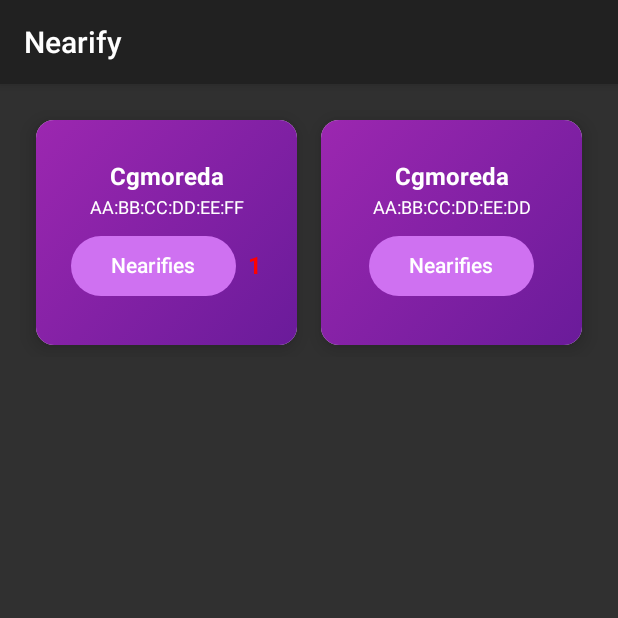
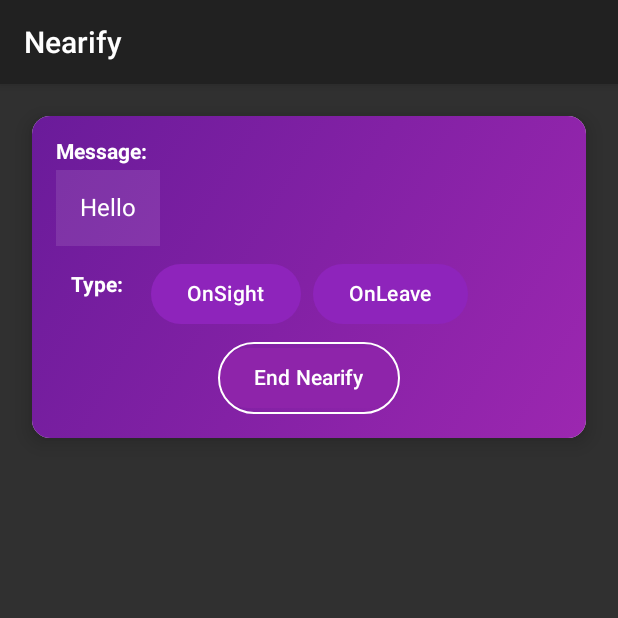
Before and after one commit to m10090/nearify, an Android app built with Jetpack Compose: the fragment NearifyList shown on its own in the app's theme, after a tap on "Nearifies", on a phone screen of 412 x 824 dp, the top half of it. Run offline under Robolectric (Android 15) with nearby library versions, the phone set to English and light mode, and no system bars; our stand-ins replace Room's generated code.

Commit message:
Final touches 1

```diff
--- a/app/src/main/java/com/example/nearify/MainActivity.kt
+++ b/app/src/main/java/com/example/nearify/MainActivity.kt
@@ -35,12 +35,12 @@ import kotlinx.coroutines.GlobalScope
 import kotlinx.coroutines.launch
 
 
-val db: AppDatabase by lazy(LazyThreadSafetyMode.SYNCHRONIZED) {
+val db: AppDatabase by lazy(LazyThreadSafetyMode.NONE) {
     _db_intial!!
 }
 
 
-var _db_intial: AppDatabase? = null
+private var _db_intial: AppDatabase? = null
 
 class MainActivity : AppCompatActivity() {
 
@@ -71,24 +71,14 @@ class MainActivity : AppCompatActivity() {
         // Set up the toolbar
 
         // Set up the bottom navigation
-        binding.bottomNavigation.setOnItemSelectedListener { item ->
-            when (item.itemId) {
 
-//                R.id.saved_devices_btn -> openFragment(SavedDevicesFragment())
-                R.id.add_device_btn -> openFragment(AddDeviceList())
-                R.id.noti_btn -> openFragment(NearifyList())
-                R.id.saved_devices_btn -> openFragment(SavedDeviceList())
-                R.id.info_btn -> openFragment(InfoFragment())
-            }
-            true
-        }
 
 
         fragmentManager = supportFragmentManager
         openFragment(NearifyList())
         val enableBtIntent = Intent(BluetoothAdapter.ACTION_REQUEST_ENABLE)
         startActivity(enableBtIntent)
-        // scheduleJob()
+        scheduleJob()
         GlobalScope.launch(Dispatchers.IO) {
 
             if (_db_intial != null) {
@@ -106,6 +96,18 @@ class MainActivity : AppCompatActivity() {
                 db.actionDao().addAction(Action(macAddress = "AA:BB:CC:DD:EE:FF", onLeave =  true, onSight =  true, message = "Hello"))
             }
 
+        }
+
+        binding.bottomNavigation.setOnItemSelectedListener { item ->
+            when (item.itemId) {
+
+//                R.id.saved_devices_btn -> openFragment(SavedDevicesFragment())
+                R.id.add_device_btn -> openFragment(AddDeviceList())
+                R.id.noti_btn -> openFragment(NearifyList())
+                R.id.saved_devices_btn -> openFragment(SavedDeviceList())
+                R.id.info_btn -> openFragment(InfoFragment())
+            }
+            true
         }
 
     }
--- a/app/src/main/java/com/example/nearify/data/dao/ActionDao.kt
+++ b/app/src/main/java/com/example/nearify/data/dao/ActionDao.kt
@@ -37,10 +37,10 @@ interface ActionDao {
     @Query(
         """
         DELETE FROM `action`
-        where device_id = :deviceId
+        where action_id = :action_id
     """
     )
-    fun deleteActions(deviceId: String)
+    fun deleteAction(action_id: Int)
 
 
 
--- /dev/null
+++ b/app/src/main/java/com/example/nearify/ui/view/ActionList.kt
@@ -0,0 +1,77 @@
+package com.example.nearify.ui.view
+
+
+import android.os.Bundle
+import androidx.activity.compose.setContent
+import androidx.activity.enableEdgeToEdge
+import androidx.appcompat.app.AppCompatActivity
+import androidx.compose.foundation.layout.Column
+import androidx.compose.foundation.layout.WindowInsets
+import androidx.compose.foundation.layout.asPaddingValues
+import androidx.compose.foundation.layout.fillMaxSize
+import androidx.compose.foundation.layout.padding
+import androidx.compose.foundation.layout.statusBars
+import androidx.compose.foundation.lazy.LazyColumn
+import androidx.compose.foundation.lazy.items
+import androidx.compose.runtime.Composable
+import androidx.compose.ui.Modifier
+import androidx.compose.ui.unit.dp
+import androidx.coordinatorlayout.widget.CoordinatorLayout
+import androidx.core.view.ViewCompat
+import androidx.core.view.WindowInsetsCompat
+import com.example.nearify.R
+import com.example.nearify.data.model.Action
+import com.example.nearify.data.model.ActionWithDevice
+import com.example.nearify.db
+import com.example.nearify.ui.view.composables.ActionCard
+import kotlinx.coroutines.Dispatchers
+import kotlinx.coroutines.GlobalScope
+import kotlinx.coroutines.launch
+import kotlinx.coroutines.withContext
+
+private lateinit var items: List<Action>
+class ActionList : AppCompatActivity() {
+    override fun onCreate(savedInstanceState: Bundle?) {
+        super.onCreate(savedInstanceState)
+        enableEdgeToEdge()
+        val macAddres = intent.getStringExtra("macAddress") ?: ""
+        GlobalScope.launch(Dispatchers.IO) {
+
+            items = db.actionDao().getActions(macAddres)
+            withContext(Dispatchers.Main) {
+                setContent {
+                    Column(
+                        modifier = Modifier
+                            .padding(WindowInsets.statusBars.asPaddingValues()) .padding(5.dp)// Adjust based on system bars
+                    ) {
+                        MainScreen()
+                    }
+                }
+
+            }
+        }
+        setContent{
+
+            MainScreen()
+        }
+    }
+}
+@Composable
+private fun MainScreen(
+
+) {
+    LazyColumn(
+        modifier = Modifier
+            .fillMaxSize() // Ensures it takes up the available space
+            .padding(8.dp) // Adds padding for the scrollable area
+    ) {
+        items(items) { item ->
+            ActionCard(
+                message = item.message,
+                isOnSight = item.onSight,
+                isOnLeave = item.onLeave,
+                id = item.actionId
+            )
+        }
+    }
+}
--- a/app/src/main/java/com/example/nearify/ui/view/NearifyList.kt
+++ b/app/src/main/java/com/example/nearify/ui/view/NearifyList.kt
@@ -27,8 +27,8 @@ import kotlinx.coroutines.GlobalScope
 import kotlinx.coroutines.launch
 import kotlinx.coroutines.withContext
 
-lateinit var devices: List<Device>
-lateinit var actionsCnt: List<Int>
+private lateinit var devices: List<Device>
+private lateinit var actionsCnt: List<Int>
 class NearifyList : Fragment() {
     override fun onCreateView(
         inflater: LayoutInflater, container: ViewGroup?,
--- a/app/src/main/java/com/example/nearify/ui/view/SavedDeviceList.kt
+++ b/app/src/main/java/com/example/nearify/ui/view/SavedDeviceList.kt
@@ -25,6 +25,7 @@ import kotlinx.coroutines.GlobalScope
 import kotlinx.coroutines.launch
 import kotlinx.coroutines.withContext
 
+private lateinit var devices: List<Device>
 class SavedDeviceList : Fragment() {
     override fun onCreateView(
         inflater: LayoutInflater, container: ViewGroup?,
--- /dev/null
+++ b/app/src/main/java/com/example/nearify/ui/view/composables/ActionCard.kt
@@ -0,0 +1,187 @@
+package com.example.nearify.ui.view.composables
+
+import androidx.compose.foundation.background
+import androidx.compose.foundation.border
+import androidx.compose.foundation.layout.Arrangement
+import androidx.compose.foundation.layout.Box
+import androidx.compose.foundation.layout.Column
+import androidx.compose.foundation.layout.Row
+import androidx.compose.foundation.layout.fillMaxWidth
+import androidx.compose.foundation.layout.padding
+import androidx.compose.foundation.layout.wrapContentHeight
+import androidx.compose.foundation.shape.RoundedCornerShape
+import androidx.compose.material3.Button
+import androidx.compose.material3.ButtonDefaults
+import androidx.compose.material3.Card
+import androidx.compose.material3.CardDefaults
+import androidx.compose.material3.Text
+import androidx.compose.runtime.Composable
+import androidx.compose.runtime.mutableStateOf
+import androidx.compose.runtime.remember
+import androidx.compose.ui.Alignment
+import androidx.compose.ui.Modifier
+import androidx.compose.ui.graphics.Brush
+import androidx.compose.ui.graphics.Color
+import androidx.compose.ui.node.GlobalPositionAwareModifierNode
+import androidx.compose.ui.text.font.FontWeight
+import androidx.compose.ui.unit.dp
+import androidx.compose.ui.unit.sp
+import com.example.nearify.db
+import kotlinx.coroutines.Dispatchers
+import kotlinx.coroutines.GlobalScope
+import kotlinx.coroutines.launch
+
+
+@Composable
+fun ActionCard(
+    message: String,
+    isOnSight: Boolean,
+    isOnLeave: Boolean,
+    id: Int
+) {
+    var done = remember { mutableStateOf(false) }
+    if (done.value) {
+        return
+    }
+    val purpleGradient = Brush.linearGradient(
+        colors = listOf(
+            Color(0xFF6A1B9A),  // Darker Purple
+            Color(0xFF9C27B0) // Light Purple
+        )
+    )
+    val onSightLeaveColor = Color(0xFF8E24BB)
+    val endNearifyColor = Color(0xFF8E24AA)
+
+    Card(
+        modifier = Modifier
+            .padding(8.dp)
+            .fillMaxWidth(),
+        elevation = CardDefaults.cardElevation(defaultElevation = 8.dp)
+    ) {
+        Column(
+            modifier = Modifier
+                .background(purpleGradient)
+                .padding(16.dp)
+                .fillMaxWidth()
+                .wrapContentHeight()
+        ) {
+            MessageSection(message)
+            TypeSection(isOnSight, isOnLeave, onSightLeaveColor)
+            Box(
+                modifier = Modifier
+                    .fillMaxWidth()
+                    .padding(top = 8.dp),
+                contentAlignment = Alignment.Center
+            ) {
+                Button(
+                    onClick = {
+                        GlobalScope.launch(Dispatchers.IO) {
+                            // delete action
+                            db.actionDao().deleteAction(id)
+                        }
+                        done.value = true
+                    },
+                    colors = ButtonDefaults.buttonColors(
+                        containerColor = endNearifyColor,
+                        contentColor = Color.White
+                    ),
+                    modifier = Modifier.border(
+                        width = 1.dp,
+                        color = Color.White,
+                        shape = RoundedCornerShape(48.dp)
+                    )
+                ) {
+                    Text(text = "End Nearify")
+                }
+            }
+        }
+    }
+}
+
+@Composable
+private fun MessageSection(message: String) {
+    Text(
+        text = "Message:",
+        color = Color.White,
+        fontWeight = FontWeight.Bold,
+        fontSize = 14.sp,
+        modifier = Modifier.padding(bottom = 4.dp)
+    )
+    Box(
+        modifier = Modifier
+            .padding(bottom = 8.dp)
+            .background(Color.White.copy(alpha = 0.1f))
+            .padding(16.dp)
+    ) {
+        Text(
+            text = message,
+            color = Color.White,
+            fontSize = 16.sp
+        )
+    }
+}
+
+@Composable
+private fun TypeSection(isOnSight: Boolean, isOnLeave: Boolean, buttonColor: Color) {
+    Row(
+        modifier = Modifier.fillMaxWidth(),
+        horizontalArrangement = Arrangement.spacedBy(8.dp)
+    ) {
+        Text(
+            text = "Type:",
+            color = Color.White,
+            fontWeight = FontWeight.Bold,
+            fontSize = 14.sp,
+            modifier = Modifier.padding(10.dp)
+        )
+        if (isOnSight) {
+            ActionButton("OnSight", buttonColor)
+        }
+        if (isOnLeave) {
+            ActionButton("OnLeave", buttonColor)
+        }
+    }
+}
+
+@Composable
+private fun ActionButton(text: String, color: Color) {
+    Button(
+        onClick = { /* Handle action */ },
+        colors = ButtonDefaults.buttonColors(
+            containerColor = color,
+            contentColor = Color.White
+        )
+    ) {
+        Text(text = text)
+    }
+}
+
+@Composable
+private fun CenteredDeleteButton(id: Int, buttonColor: Color) {
+    Box(
+        modifier = Modifier
+            .fillMaxWidth()
+            .padding(top = 8.dp),
+        contentAlignment = Alignment.Center
+    ) {
+        Button(
+            onClick = {
+                GlobalScope.launch(Dispatchers.IO) {
+                    // delete action
+                    db.actionDao().deleteAction(id)
+                }
+            },
+            colors = ButtonDefaults.buttonColors(
+                containerColor = buttonColor,
+                contentColor = Color.White
+            ),
+            modifier = Modifier.border(
+                width = 1.dp,
+                color = Color.White,
+                shape = RoundedCornerShape(48.dp)
+            )
+        ) {
+            Text(text = "End Nearify")
+        }
+    }
+}
--- a/app/src/main/java/com/example/nearify/ui/view/composables/NearifyDeviceCard.kt
+++ b/app/src/main/java/com/example/nearify/ui/view/composables/NearifyDeviceCard.kt
@@ -1,5 +1,6 @@
 package com.example.nearify.ui.view.composables
 
+import android.content.Intent
 import androidx.compose.foundation.background
 import androidx.compose.foundation.layout.Arrangement
 import androidx.compose.foundation.layout.Column
@@ -17,15 +18,18 @@ import androidx.compose.runtime.Composable
 import androidx.compose.ui.Alignment
 import androidx.compose.ui.Modifier
 import androidx.compose.ui.graphics.Color
+import androidx.compose.ui.platform.LocalContext
 import androidx.compose.ui.text.font.FontWeight
 import androidx.compose.ui.unit.dp
 import androidx.compose.ui.unit.sp
 import com.example.nearify.data.model.Device
 import com.example.nearify.ui.theme.purpleGradient
+import com.example.nearify.ui.view.ActionList
 
 @Composable
 fun NearifyDeviceCard(cardData: Device, notificationCount: Int) {
 
+    val context = LocalContext.current
     val buttonColor = Color(0xFFCF71F1)
 
     // Define a fixed size for the square card
@@ -65,7 +69,11 @@ fun NearifyDeviceCard(cardData: Device, notificationCount: Int) {
                 horizontalArrangement = Arrangement.Center
             ) {
                 Button(
-                    onClick = { /* Handle nearifies action */ },
+                    onClick = {
+                        val intent = Intent(context, ActionList::class.java)
+                        intent.putExtra("macAddress", cardData.bluetoothMac)
+                        context.startActivity(intent)
+                    },
                     modifier = Modifier.width(110.dp),
                     colors = ButtonDefaults.buttonColors(
                         containerColor = buttonColor,
--- a/app/src/main/res/values-night/themes.xml
+++ b/app/src/main/res/values-night/themes.xml
@@ -11,4 +11,9 @@
     <style name="Base.Theme.Nearify" parent="Theme.Material3.DayNight.NoActionBar">
 
     </style>
+  <!-- Base application theme. -->
+    <style name="Base.Theme.MySplashScreen" parent="Theme.Material3.DayNight.NoActionBar">
+        <!-- Customize your dark theme here. -->
+        <!-- <item name="colorPrimary">@color/my_dark_primary</item> -->
+    </style>
 </resources>
--- a/app/src/main/res/values-v23/themes.xml
+++ b/app/src/main/res/values-v23/themes.xml
@@ -7,4 +7,10 @@
         <item name="android:windowLightStatusBar">?attr/isLightTheme</item>
         <item name="android:background">@color/primaryBackground</item>
     </style>
+    <style name="Theme.MySplashScreen" parent="Base.Theme.MySplashScreen">
+        <!-- Transparent system bars for edge-to-edge. -->
+        <item name="android:navigationBarColor">@android:color/transparent</item>
+        <item name="android:statusBarColor">@android:color/transparent</item>
+        <item name="android:windowLightStatusBar">?attr/isLightTheme</item>
+    </style>
 </resources>
--- a/app/src/main/res/values/themes.xml
+++ b/app/src/main/res/values/themes.xml
@@ -19,4 +19,11 @@
         <!-- Customize your light theme here. -->
         <!-- <item name="colorPrimary">@color/my_light_primary</item> -->
     </style>
+  <!-- Base application theme. -->
+    <style name="Base.Theme.MySplashScreen" parent="Theme.Material3.DayNight.NoActionBar">
+        <!-- Customize your light theme here. -->
+        <!-- <item name="colorPrimary">@color/my_light_primary</item> -->
+    </style>
+
+    <style name="Theme.MySplashScreen" parent="Base.Theme.MySplashScreen" />
 </resources>
```
Also changed, not shown: app/src/main/AndroidManifest.xml (+9 -10 lines), app/src/main/res/layout/activity_device_list2.xml (added, +10 -0 lines), app/src/main/res/layout/content_action_list.xml (added, +20 -0 lines), app/src/main/res/layout/fragment_first.xml (added, +34 -0 lines), app/src/main/res/layout/fragment_second.xml (added, +34 -0 lines), app/src/main/res/navigation/nav_graph.xml (added, +28 -0 lines).
